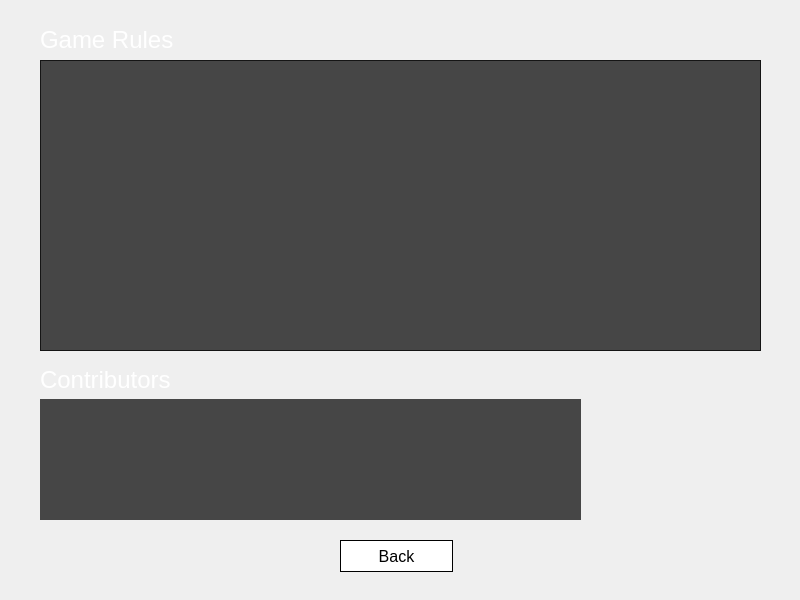
lehoangtran289/Blackjack, file blackjack-client/ui/about.ui: the form before one commit.
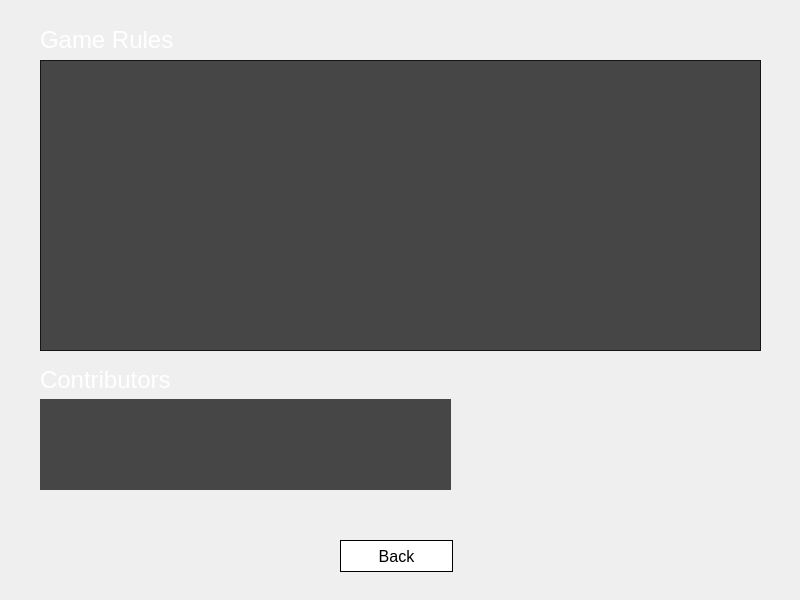
The form after the commit. Icons and pictures are not drawn.

Patch:
```diff
--- a/blackjack-client/ui/about.ui
+++ b/blackjack-client/ui/about.ui
@@ -18,8 +18,8 @@
     <rect>
      <x>40</x>
      <y>399</y>
-     <width>541</width>
-     <height>121</height>
+     <width>411</width>
+     <height>91</height>
     </rect>
    </property>
    <property name="font">
@@ -166,6 +166,22 @@
     <string notr="true">color: rgb(255, 255, 255);background-color: rgba(0, 0, 0, 180);</string>
    </property>
   </widget>
+  <widget class="QLabel" name="label_2">
+   <property name="geometry">
+    <rect>
+     <x>480</x>
+     <y>370</y>
+     <width>131</width>
+     <height>151</height>
+    </rect>
+   </property>
+   <property name="styleSheet">
+    <string notr="true">border-image : url(&quot;./asset/meme.png&quot;) 0 0 0 0 stretch stretch;</string>
+   </property>
+   <property name="text">
+    <string/>
+   </property>
+  </widget>
   <zorder>label_5</zorder>
   <zorder>contributors</zorder>
   <zorder>label_3</zorder>
```
Left out of the diff: 1 changed line with no effect on the pictures.
